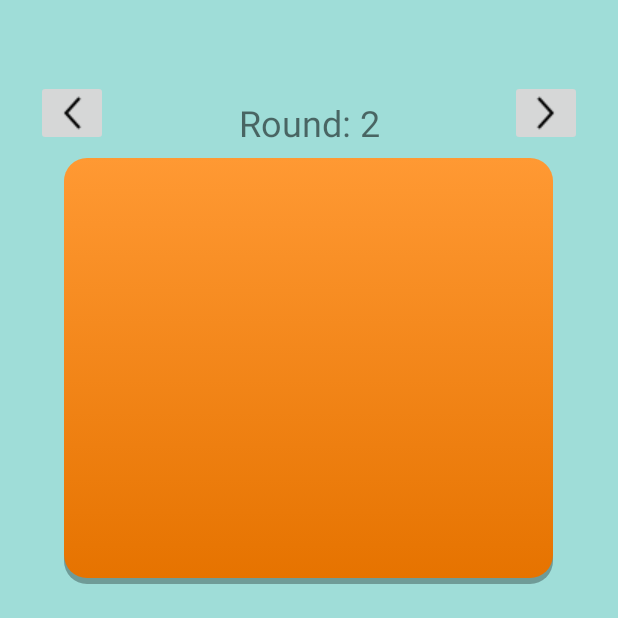
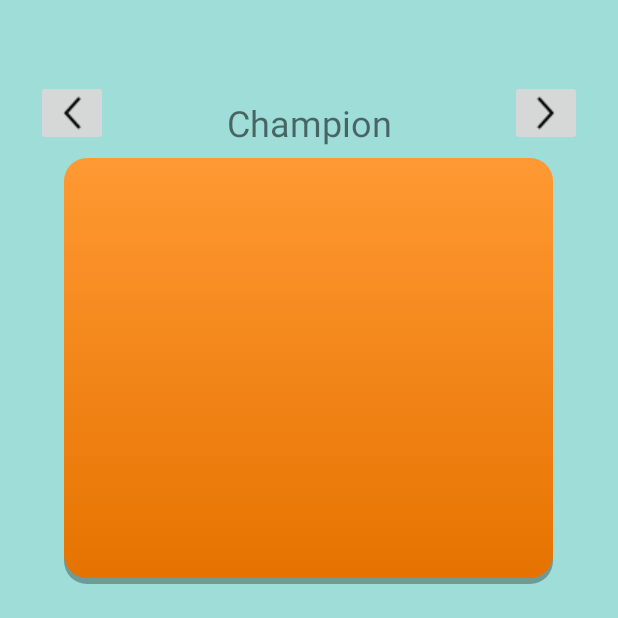
Before and after one commit to Heroice18/Wrestling-Plus, an Android app: the TournamentActivity screen opened directly, with no data from a screen before it, after a tap on an icon or button, on a phone screen of 412 x 824 dp, the part 594-1212 px from its top. Run offline under Robolectric (Android 15) with nearby library versions, the light colour scheme and no system bars; our stand-ins replace Firebase (no records; nobody signed in at launch, a user with empty details on screens opened directly).

Commit message:
finished tournament. Checks and displays the champion on the last round

```diff
--- a/app/src/main/java/com/example/wrestlingtournament/TournamentActivity.java
+++ b/app/src/main/java/com/example/wrestlingtournament/TournamentActivity.java
@@ -62,6 +62,7 @@ public class TournamentActivity extends AppCompatActivity {
   int roundSize;
   //handles the next round if a person is passed on to the next round because of odd numbers
   boolean extraOdd;
+  int winningRound;
 
   Spinner divisionSpinner;
   Spinner weighClassSpinner;
@@ -143,14 +144,13 @@ public class TournamentActivity extends AppCompatActivity {
     tournamentRef = "/tournaments/" + tournamentCode + "/divisions/" + division + "/brackets/" + weightClass;
     setTournamentName();
 
+    //initalize the round to the first round
     round = 1;
     nextRoundBtn = findViewById(R.id.nextRoundButton);
     lastRoundBtn = findViewById(R.id.lastRoundButton);
     lastRoundBtn.setEnabled(false);
 
       notificationManager = NotificationManagerCompat.from(this);
-
-
   }
 
     @Override
@@ -160,7 +160,6 @@ public class TournamentActivity extends AppCompatActivity {
 
 
 
-        Log.i(TAG, "On Start .....");
         if (initialPlayerCount % 2 == 0){
             extraOdd = false;
             maxCount = initialPlayerCount;
@@ -189,6 +188,9 @@ public class TournamentActivity extends AppCompatActivity {
         notificationManager.notify(1, notification);
     }
 
+    /**
+     * initalize the bracket by getting all players in it and getting important values from the bracket
+     */
   private void initializeMatch() {
         round = 1;
         db.document(tournamentRef).get().addOnCompleteListener(new OnCompleteListener<DocumentSnapshot>() {
@@ -226,6 +228,19 @@ public class TournamentActivity extends AppCompatActivity {
                             setMatchList();
                         }
                     });
+                    if (initialPlayerCount < 2) {
+                        winningRound = 1;
+                        Log.d(TAG, "onStart: winner will be shown on round 1");
+                    } else {
+                        int roundIndex = 1;
+                        int possible = 2;
+                        while (possible < initialPlayerCount) {
+                            roundIndex++;
+                            possible *= 2;
+                        }
+                        winningRound = roundIndex + 1;
+                        Log.d(TAG, "onStart: the winner will be shown on round " + winningRound);
+                    }
                 }
                 else {
                     Log.d(TAG, "onComplete: could not find bracket");
@@ -233,12 +248,16 @@ public class TournamentActivity extends AppCompatActivity {
                     currentPlayerCount = 0;
                     minCount = 0;
                     maxCount = 0;
+                    winningRound = 0;
                     setMatchList();
                 }
             }
         });
   }
 
+    /**
+     * Fill the match list
+     */
   private void setMatchList() {
         String currentRound = "Round: " + round;
       Log.d(TAG, "setMatchList: current round string = " + currentRound );
@@ -296,13 +315,36 @@ public class TournamentActivity extends AppCompatActivity {
 
   private void setTournamentName() {
     tournamentName = getIntent().getStringExtra("tournamentName");
-
     final TextView tournamentNameView = findViewById(R.id.tournamentName);
     tournamentNameView.setText(tournamentName);
   }
 
+
   public void nextRound(View view) {
       round++;
+      //check to see if we are displaying the champion, aka the last possible list view
+      if (round >= winningRound) {
+          lastRoundBtn.setEnabled(true);
+          nextRoundBtn.setEnabled(false);
+          Log.d(TAG, "nextRound: entered the winning round");
+          int theWinnerCount = maxCount;
+          Log.d(TAG, "nextRound: winner id count is: " + theWinnerCount);
+          roundNumTextView.setText("Champion");
+
+          if (theWinnerCount == currentPlayerCount - 1) {
+              matchList = findViewById(R.id.matchList);
+              myAdapter = new ArrayAdapter<>(this, android.R.layout.simple_list_item_1);
+
+              myAdapter.add(players.get(theWinnerCount));
+              matchList.setAdapter(myAdapter);
+          }
+          else {
+              matchList = findViewById(R.id.matchList);
+              myAdapter = new ArrayAdapter<>(this, android.R.layout.simple_list_item_1);
+              matchList.setAdapter(myAdapter);
+          }
+      }
+      else {
           //after a next round we will always be on atleast round two, so the previous button should be enabled
           lastRoundBtn.setEnabled(true);
           Log.d(TAG, "nextRound: current round being viewed - " + round);
@@ -319,7 +361,6 @@ public class TournamentActivity extends AppCompatActivity {
           if (maxCount >= currentPlayerCount) {
               maxCount = currentPlayerCount;
               Log.d(TAG, "nextRound: max count was too big. It is now - " + maxCount);
-          nextRoundBtn.setEnabled(false);
           }
           if (maxCount % 2 != 0) {
               maxCount--;
@@ -329,13 +370,9 @@ public class TournamentActivity extends AppCompatActivity {
           roundSize = maxCount - minCount;
           setMatchList();
       }
+  }
 
   public void previousRound(View view) {
-      /*round--;
-      if (round <= 1) {
-          //if we are on the first round, we cant go back any further
-          lastRoundBtn.setEnabled(false);
-      }*/
       //for now the back button just puts us back to the first round
       round = 1;
       Log.d(TAG, "nextRound: current round being viewed - " + round);
```
Lines whose indentation alone changed are shown as unchanged.
